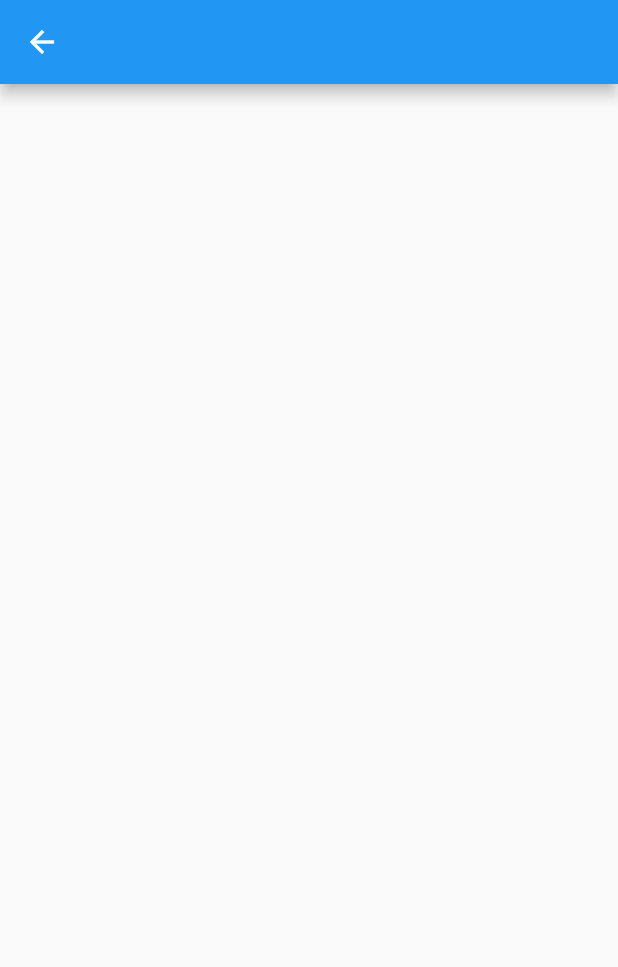
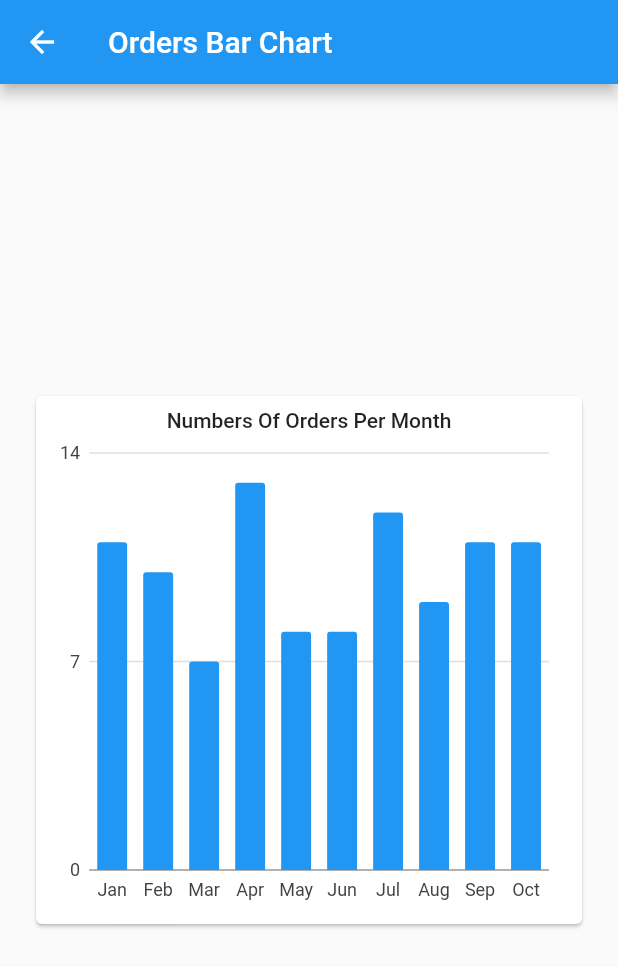
Before and after one commit to islamGharib/ecommerce_shop, a Flutter app: the OrdersBarChartGraph screen opened directly, on a phone screen of 412 x 824 dp. Shown: the top 967 px of the screen. Run offline on Flutter 3.47's test engine with Material 2 defaults, Android fonts, the light colour scheme and no system bars; our stand-ins replace bloc, charts_flutter, flutter_bloc.

Commit message:
create bar chart screen

```diff
--- /dev/null
+++ b/lib/modules/orders_graph/Orders_Chart.dart
@@ -0,0 +1,43 @@
+import 'package:ecommerce_shop/model/orders_bar_chart_model.dart';
+import 'package:flutter/material.dart';
+import 'package:charts_flutter/flutter.dart' as charts;
+
+class OrdersChart extends StatelessWidget {
+  final List<OrdersGraphModel> data;
+
+  OrdersChart(this.data);
+
+  @override
+  Widget build(BuildContext context) {
+    List<charts.Series<OrdersGraphModel, String>> series = [
+      charts.Series(
+          id: "Subscribers",
+          data: data,
+          domainFn: (OrdersGraphModel series, _) => series.month,
+          measureFn: (OrdersGraphModel series, _) => series.numberOfOrdersPerMonth,
+          colorFn: (OrdersGraphModel series, _) => series.barColor
+      )
+    ];
+
+    return Container(
+      height: 400,
+      padding: EdgeInsets.all(20),
+      child: Card(
+        child: Padding(
+          padding: const EdgeInsets.all(8.0),
+          child: Column(
+            children: <Widget>[
+              Text(
+                "Numbers Of Orders Per Month",
+                style: Theme.of(context).textTheme.bodyText1,
+              ),
+              Expanded(
+                child: charts.BarChart(series, animate: true),
+              )
+            ],
+          ),
+        ),
+      ),
+    );
+  }
+}
--- a/lib/modules/orders_graph/bar_chart_graph.dart
+++ b/lib/modules/orders_graph/bar_chart_graph.dart
@@ -1,13 +1,42 @@
+import 'package:ecommerce_shop/model/orders_bar_chart_model.dart';
+import 'package:ecommerce_shop/modules/orders_graph/Orders_Chart.dart';
+import 'package:ecommerce_shop/shared/cubit/cubit.dart';
+import 'package:ecommerce_shop/shared/cubit/states.dart';
 import 'package:flutter/cupertino.dart';
 import 'package:flutter/material.dart';
+import 'package:flutter_bloc/flutter_bloc.dart';
+import 'package:charts_flutter/flutter.dart' as charts;
 
 class OrdersBarChartGraph extends StatelessWidget {
 
   @override
   Widget build(BuildContext context) {
-    return Scaffold(
-      appBar: AppBar(),
-      body: Container(),
+    return BlocConsumer<OrderCubit, OrderStates>(
+      listener: (context, state){},
+      builder: (context, state){
+        OrderCubit cubit = OrderCubit.get(context);
+        final List<OrdersGraphModel> data = [
+          OrdersGraphModel('Jan', cubit.numberOfOrdersPerMonth[1], charts.ColorUtil.fromDartColor(Colors.blue),),
+          OrdersGraphModel('Feb', cubit.numberOfOrdersPerMonth[2], charts.ColorUtil.fromDartColor(Colors.blue),),
+          OrdersGraphModel('Mar', cubit.numberOfOrdersPerMonth[3], charts.ColorUtil.fromDartColor(Colors.blue),),
+          OrdersGraphModel('Apr', cubit.numberOfOrdersPerMonth[4], charts.ColorUtil.fromDartColor(Colors.blue),),
+          OrdersGraphModel('May', cubit.numberOfOrdersPerMonth[5], charts.ColorUtil.fromDartColor(Colors.blue),),
+          OrdersGraphModel('Jun', cubit.numberOfOrdersPerMonth[6], charts.ColorUtil.fromDartColor(Colors.blue),),
+          OrdersGraphModel('Jul', cubit.numberOfOrdersPerMonth[7], charts.ColorUtil.fromDartColor(Colors.blue),),
+          OrdersGraphModel('Aug', cubit.numberOfOrdersPerMonth[8], charts.ColorUtil.fromDartColor(Colors.blue),),
+          OrdersGraphModel('Sep', cubit.numberOfOrdersPerMonth[9], charts.ColorUtil.fromDartColor(Colors.blue),),
+          OrdersGraphModel('Oct', cubit.numberOfOrdersPerMonth[10], charts.ColorUtil.fromDartColor(Colors.blue),),
+        ];
+        return Scaffold(
+          appBar: AppBar(
+            title: Text('Orders Bar Chart'),
+          ),
+          body: Center(
+            child: OrdersChart(data),
+          ),
+
+        );
+      },
     );
   }
 }
--- a/pubspec.yaml
+++ b/pubspec.yaml
@@ -34,7 +34,7 @@ dev_dependencies:
     sdk: flutter
   bloc: ^7.2.1
   flutter_bloc: ^7.3.0
-  charts_flutter: ^0.10.0
+  charts_flutter: ^0.11.0
 
 # For information on the generic Dart part of this file, see the
 # following page: https://dart.dev/tools/pub/pubspec
```
Also changed, not shown: pubspec.lock.
